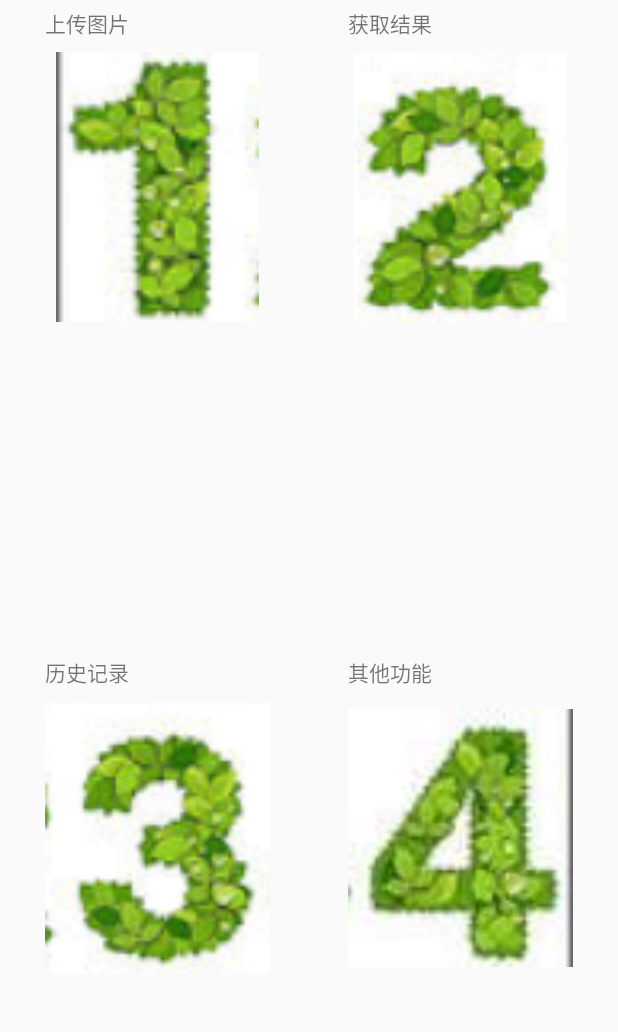
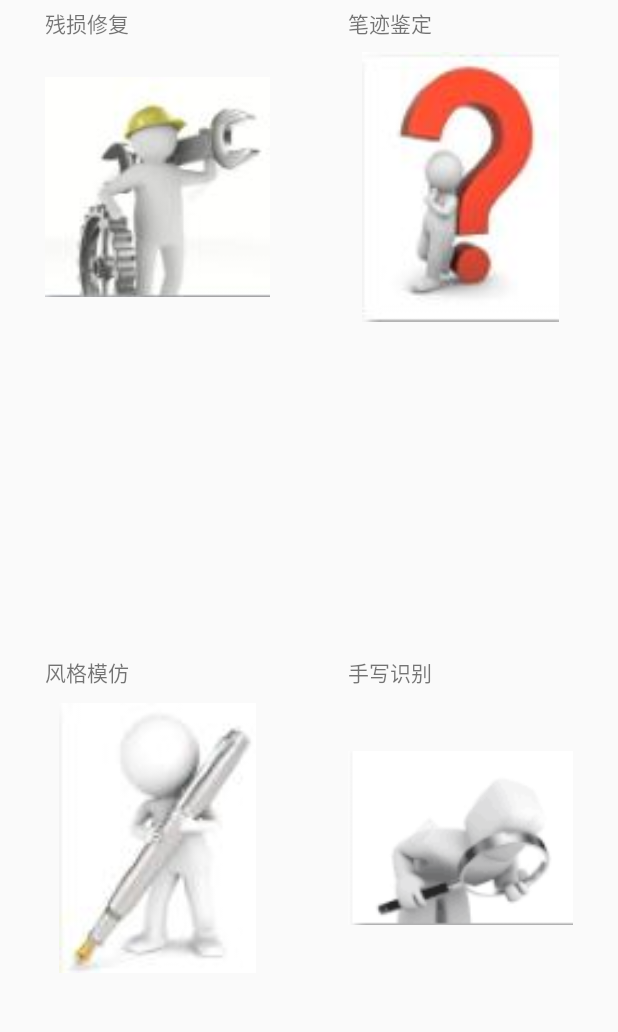
Before and after one commit to Daviddddl/MyPicApp, an Android app: the screen it shows after launch (MainActivity), on a phone screen of 412 x 824 dp, the part 173-1205 px from its top. Run offline under Robolectric (Android 15) with nearby library versions, the light colour scheme and no system bars; our stand-ins replace ButterKnife; libraries missing offline, so code that uses them is left out: com.kevin.crop; pictures from the network do not load.

Commit message:
修改首页图片

```diff
--- a/app/src/main/java/com/kevin/imageuploadclient/util/Constant.java
+++ b/app/src/main/java/com/kevin/imageuploadclient/util/Constant.java
@@ -3,5 +3,5 @@ package com.kevin.imageuploadclient.util;
 public class Constant {
 
     /** 服务器基地址 */
-    public static final String BASE_URL = "http://172.20.10.203:8080/";
+    public static final String BASE_URL = "http://192.168.20.251:8080";
 }
--- a/app/src/main/res/layout/fragment_main.xml
+++ b/app/src/main/res/layout/fragment_main.xml
@@ -14,7 +14,7 @@
         android:layout_alignParentStart="true"
         android:layout_alignTop="@+id/main_frag_func2"
         android:layout_marginStart="30dp"
-        android:src="@mipmap/func1" />
+        android:src="@mipmap/repair" />
 
     <ImageView
         android:id="@+id/main_frag_func2"
@@ -24,7 +24,7 @@
         android:layout_alignParentTop="true"
         android:layout_marginEnd="30dp"
         android:layout_marginTop="150dp"
-        android:src="@mipmap/func2" />
+        android:src="@mipmap/identify" />
 
     <ImageView
         android:id="@+id/main_frag_func3"
@@ -34,7 +34,7 @@
         android:layout_alignParentStart="true"
         android:layout_marginStart="30dp"
         android:layout_marginBottom="60dp"
-        android:src="@mipmap/func3" />
+        android:src="@mipmap/imitate" />
 
     <ImageView
         android:id="@+id/main_frag_func4"
@@ -43,7 +43,7 @@
         android:layout_alignParentEnd="true"
         android:layout_marginEnd="30dp"
         android:layout_alignTop="@+id/main_frag_func3"
-        android:src="@mipmap/func4" />
+        android:src="@mipmap/manufacture" />
 
     <TextView
         android:id="@+id/app_title"
@@ -63,7 +63,7 @@
         android:layout_alignParentTop="true"
         android:layout_alignStart="@+id/main_frag_picture_iv"
         android:layout_marginTop="120dp"
-        android:text="@string/upload" />
+        android:text="@string/repair" />
 
     <TextView
         android:id="@+id/download"
@@ -71,7 +71,7 @@
         android:layout_height="wrap_content"
         android:layout_alignStart="@+id/main_frag_func2"
         android:layout_alignTop="@+id/upload"
-        android:text="@string/download" />
+        android:text="@string/identify" />
 
     <TextView
         android:id="@+id/history"
@@ -80,7 +80,7 @@
         android:layout_alignParentBottom="true"
         android:layout_alignStart="@+id/main_frag_picture_iv"
         android:layout_marginBottom="250dp"
-        android:text="@string/history" />
+        android:text="@string/imitate" />
 
     <TextView
         android:id="@+id/textView5"
@@ -88,6 +88,6 @@
         android:layout_height="wrap_content"
         android:layout_alignEnd="@+id/download"
         android:layout_alignTop="@+id/history"
-        android:text="@string/otherfuncs" />
+        android:text="@string/manufacture" />
 
 </RelativeLayout>
--- a/app/src/main/res/values/strings.xml
+++ b/app/src/main/res/values/strings.xml
@@ -13,4 +13,8 @@
     <string name="history">历史记录</string>
     <string name="otherfuncs">其他功能</string>
     <string name="other_func">其他功能</string>
+    <string name="repair">残损修复</string>
+    <string name="identify">笔迹鉴定</string>
+    <string name="imitate">风格模仿</string>
+    <string name="manufacture">手写识别</string>
 </resources>
```
Also changed, not shown: app/src/main/res/mipmap-hdpi/identify.jpg (added), app/src/main/res/mipmap-hdpi/imitate.jpg (added), app/src/main/res/mipmap-hdpi/manufacture.png (added), app/src/main/res/mipmap-hdpi/repair.jpg (added).
